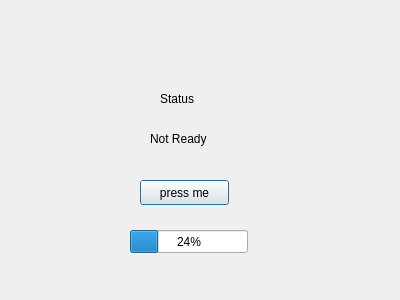
Old version of the form qt_thread_process/mainwindow.ui in the repository JuFengWu/py_qt.
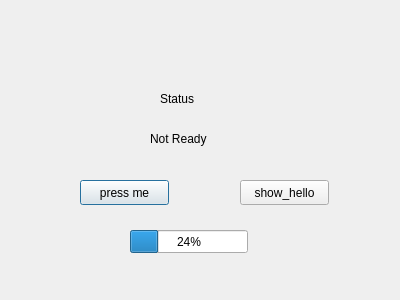
New version of the form.

Commit message: modify qt timmer

What changed in the file:
```diff
--- a/qt_thread_process/mainwindow.ui
+++ b/qt_thread_process/mainwindow.ui
@@ -16,7 +16,7 @@
   <widget class="QPushButton" name="pushButton">
    <property name="geometry">
     <rect>
-     <x>140</x>
+     <x>80</x>
      <y>180</y>
      <width>89</width>
      <height>25</height>
@@ -65,6 +65,19 @@
     <number>24</number>
    </property>
   </widget>
+  <widget class="QPushButton" name="pushButton_2">
+   <property name="geometry">
+    <rect>
+     <x>240</x>
+     <y>180</y>
+     <width>89</width>
+     <height>25</height>
+    </rect>
+   </property>
+   <property name="text">
+    <string>show_hello</string>
+   </property>
+  </widget>
  </widget>
  <resources/>
  <connections/>
```
The commit also changes 2 other files.
